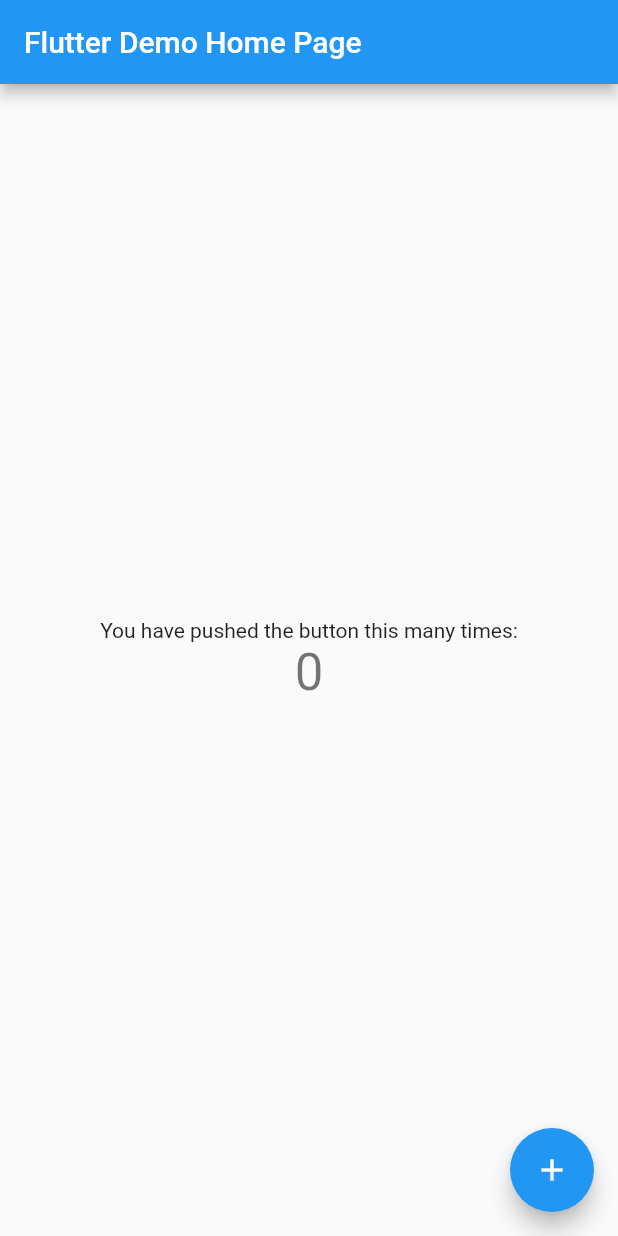
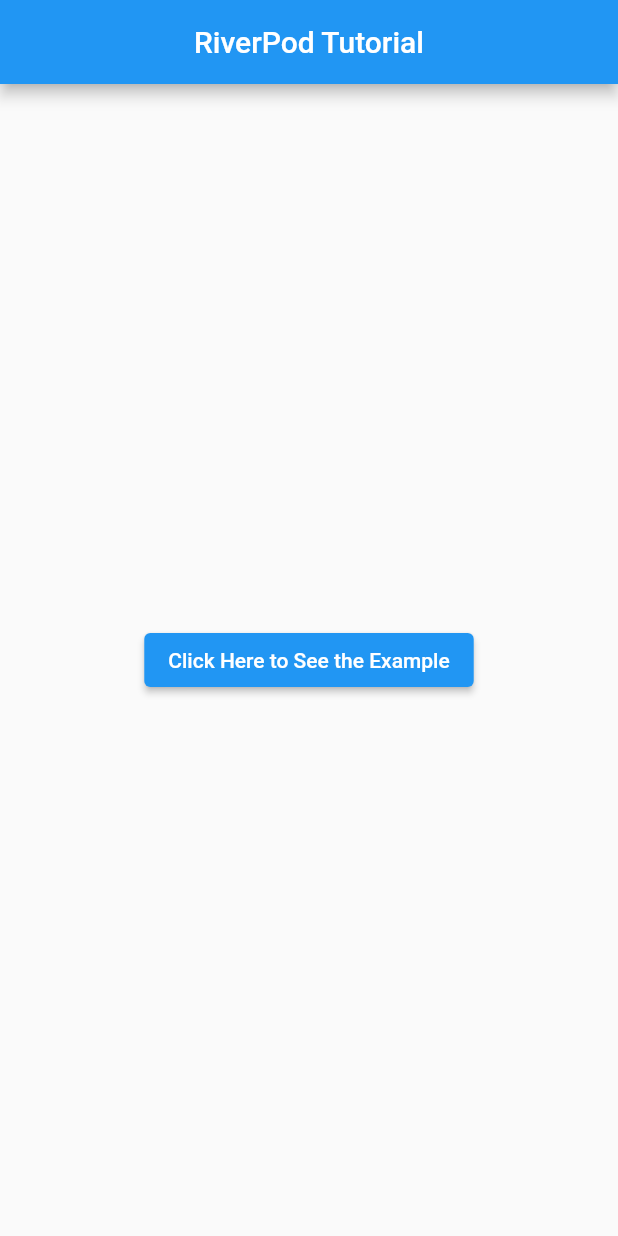
Before and after one commit to SomnathTiwari/flutter_riverpod_tut, a Flutter app: the screen it shows after launch, on a phone screen of 412 x 824 dp. Run offline on Flutter 3.47's test engine with Material 2 defaults, Android fonts, the phone set to English and light mode, and no system bars; our stand-ins replace flutter_riverpod.

Commit message:
All provider demo added & flutter_provider pack added

```diff
--- a/lib/main.dart
+++ b/lib/main.dart
@@ -1,115 +1,55 @@
 import 'package:flutter/material.dart';
+import 'package:flutter_riverpod/flutter_riverpod.dart';
+import 'package:flutter_riverpod_tut/all_provider_demo/future_provider_demo/future_provider_demo.dart';
+import 'package:flutter_riverpod_tut/all_provider_demo/provider_demo/provider_demo.dart';
+import 'package:flutter_riverpod_tut/all_provider_demo/state_notifier_provider_demo/state_notifier_provider_demo.dart';
+import 'package:flutter_riverpod_tut/all_provider_demo/state_provider_demo/state_provider_demo.dart';
+import 'package:flutter_riverpod_tut/all_provider_demo/stream_provider_demo/stream_provider_demo.dart';
+
+import 'all_provider_demo/changenotifier_provider_demo/change_notifier_provider.demo.dart';
 
 void main() {
-  runApp(const MyApp());
+  runApp(const ProviderScope(child: MyApp()));
 }
 
 class MyApp extends StatelessWidget {
   const MyApp({super.key});
 
-  // This widget is the root of your application.
   @override
   Widget build(BuildContext context) {
     return MaterialApp(
-      title: 'Flutter Demo',
+      debugShowCheckedModeBanner: false,
+      title: 'RiverPod Tutorial',
       theme: ThemeData(
-        // This is the theme of your application.
-        //
-        // Try running your application with "flutter run". You'll see the
-        // application has a blue toolbar. Then, without quitting the app, try
-        // changing the primarySwatch below to Colors.green and then invoke
-        // "hot reload" (press "r" in the console where you ran "flutter run",
-        // or simply save your changes to "hot reload" in a Flutter IDE).
-        // Notice that the counter didn't reset back to zero; the application
-        // is not restarted.
         primarySwatch: Colors.blue,
       ),
-      home: const MyHomePage(title: 'Flutter Demo Home Page'),
+      home: const MyHomePage(),
     );
   }
 }
 
-class MyHomePage extends StatefulWidget {
-  const MyHomePage({super.key, required this.title});
-
-  // This widget is the home page of your application. It is stateful, meaning
-  // that it has a State object (defined below) that contains fields that affect
-  // how it looks.
-
-  // This class is the configuration for the state. It holds the values (in this
-  // case the title) provided by the parent (in this case the App widget) and
-  // used by the build method of the State. Fields in a Widget subclass are
-  // always marked "final".
-
-  final String title;
-
-  @override
-  State<MyHomePage> createState() => _MyHomePageState();
-}
-
-class _MyHomePageState extends State<MyHomePage> {
-  int _counter = 0;
-
-  void _incrementCounter() {
-    setState(() {
-      // This call to setState tells the Flutter framework that something has
-      // changed in this State, which causes it to rerun the build method below
-      // so that the display can reflect the updated values. If we changed
-      // _counter without calling setState(), then the build method would not be
-      // called again, and so nothing would appear to happen.
-      _counter++;
-    });
-  }
+class MyHomePage extends StatelessWidget {
+  const MyHomePage({super.key});
 
   @override
   Widget build(BuildContext context) {
-    // This method is rerun every time setState is called, for instance as done
-    // by the _incrementCounter method above.
-    //
-    // The Flutter framework has been optimized to make rerunning build methods
-    // fast, so that you can just rebuild anything that needs updating rather
-    // than having to individually change instances of widgets.
     return Scaffold(
       appBar: AppBar(
-        // Here we take the value from the MyHomePage object that was created by
-        // the App.build method, and use it to set our appbar title.
-        title: Text(widget.title),
+        title: const Text("RiverPod Tutorial"),
+        centerTitle: true,
       ),
       body: Center(
-        // Center is a layout widget. It takes a single child and positions it
-        // in the middle of the parent.
-        child: Column(
-          // Column is also a layout widget. It takes a list of children and
-          // arranges them vertically. By default, it sizes itself to fit its
-          // children horizontally, and tries to be as tall as its parent.
-          //
-          // Invoke "debug painting" (press "p" in the console, choose the
-          // "Toggle Debug Paint" action from the Flutter Inspector in Android
-          // Studio, or the "Toggle Debug Paint" command in Visual Studio Code)
-          // to see the wireframe for each widget.
-          //
-          // Column has various properties to control how it sizes itself and
-          // how it positions its children. Here we use mainAxisAlignment to
-          // center the children vertically; the main axis here is the vertical
-          // axis because Columns are vertical (the cross axis would be
-          // horizontal).
-          mainAxisAlignment: MainAxisAlignment.center,
-          children: <Widget>[
-            const Text(
-              'You have pushed the button this many times:',
-            ),
-            Text(
-              '$_counter',
-              style: Theme.of(context).textTheme.headline4,
-            ),
-          ],
+        child: ElevatedButton(
+          onPressed: () {
+            Navigator.push(
+                context,
+                MaterialPageRoute(
+                  builder: (context) => const ProviderDemo(),
+                ));
+          },
+          child: const Text("Click Here to See the Example"),
         ),
       ),
-      floatingActionButton: FloatingActionButton(
-        onPressed: _incrementCounter,
-        tooltip: 'Increment',
-        child: const Icon(Icons.add),
-      ), // This trailing comma makes auto-formatting nicer for build methods.
     );
   }
 }
--- a/pubspec.yaml
+++ b/pubspec.yaml
@@ -36,6 +36,7 @@
   # The following adds the Cupertino Icons font to your application.
   # Use with the CupertinoIcons class for iOS style icons.
   cupertino_icons: ^1.0.2
+  flutter_riverpod: ^2.1.3
 
 dev_dependencies:
   flutter_test:
```
Also changed, not shown: lib/all_provider_demo/changenotifier_provider_demo/change_notifier_provider.demo.dart (added, +40 -0 lines), lib/all_provider_demo/future_provider_demo/future_provider_demo.dart (added, +33 -0 lines), lib/all_provider_demo/provider_demo/provider_demo.dart (added, +30 -0 lines), lib/all_provider_demo/state_notifier_provider_demo/state_notifier_provider_demo.dart (added, +30 -0 lines), lib/all_provider_demo/state_provider_demo/state_provider_demo.dart (added, +24 -0 lines), lib/all_provider_demo/stream_provider_demo/stream_provider_demo.dart (added, +36 -0 lines), pubspec.lock.
